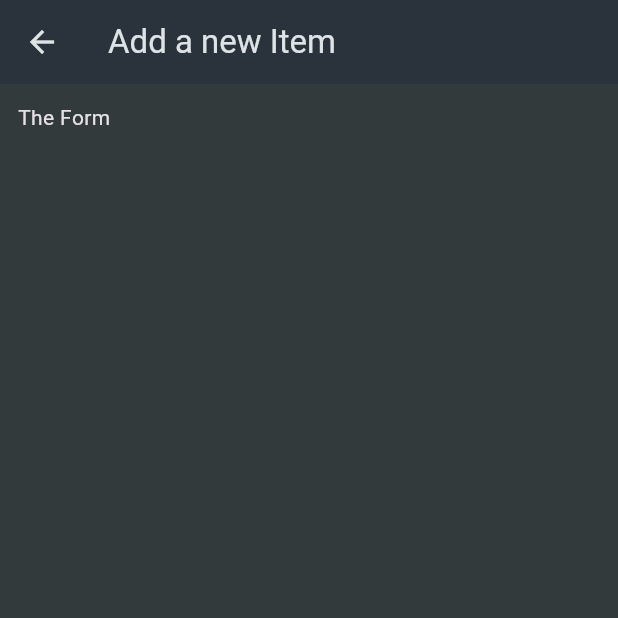
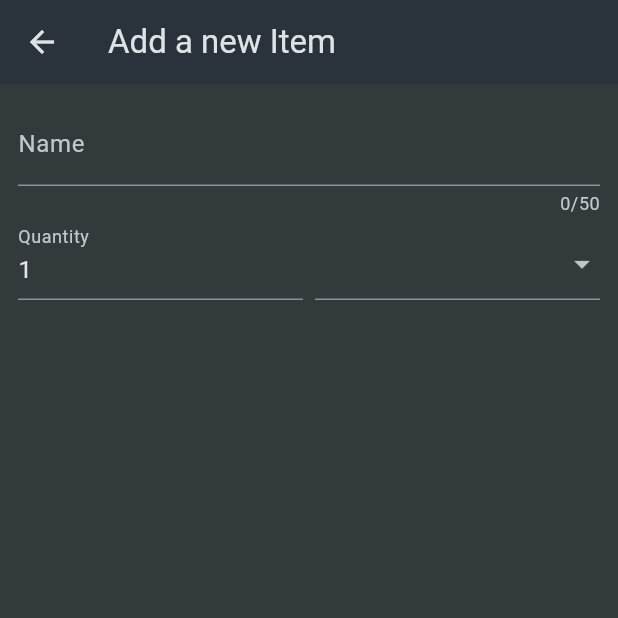
Before and after one commit to Srinu-Bandlamudi/Shopping_List_Flutter, a Flutter app: the NewItem screen opened directly, on a phone screen of 412 x 824 dp, the top half of it. Run offline on Flutter 3.47's test engine with Material 3 defaults, Android fonts, the phone set to English and light mode, and no system bars.

Commit message:
Added Form,TextFormField,DropDown Button

```diff
--- a/lib/widgets/new_item.dart
+++ b/lib/widgets/new_item.dart
@@ -1,4 +1,5 @@
 import 'package:flutter/material.dart';
+import 'package:shopping_list/data/categories.dart';
 
 class NewItem extends StatefulWidget {
   const NewItem({super.key});
@@ -16,7 +17,58 @@ class _NewItemState extends State<NewItem> {
       ),
       body: Padding(
         padding: const EdgeInsets.all(12),
-        child: Text('The Form'),
+        child: Form(
+          child: Column(
+            children: [
+              TextFormField(
+                maxLength: 50,
+                decoration: const InputDecoration(
+                  label: Text('Name'),
+                ),
+                validator: (value) {
+                  return 'Demo...';
+                },
+              ),
+              Row(
+                crossAxisAlignment: CrossAxisAlignment.end,
+                children: [
+                  Expanded(
+                    child: TextFormField(
+                      decoration: const InputDecoration(
+                        label: Text('Quantity'),
+                      ),
+                      initialValue: '1',
+                    ),
+                  ),
+                  const SizedBox(
+                    width: 8,
+                  ),
+                  Expanded(
+                    child: DropdownButtonFormField(items: [
+                      for (final category in categories.entries)
+                        DropdownMenuItem(
+                          value: category.value,
+                          child: Row(
+                            children: [
+                              Container(
+                                height: 16,
+                                width: 16,
+                                color: category.value.color,
+                              ),
+                              const SizedBox(
+                                width: 6,
+                              ),
+                              Text(category.value.name),
+                            ],
+                          ),
+                        ),
+                    ], onChanged: (value) {}),
+                  ),
+                ],
+              )
+            ],
+          ),
+        ),
       ),
     );
   }
```
